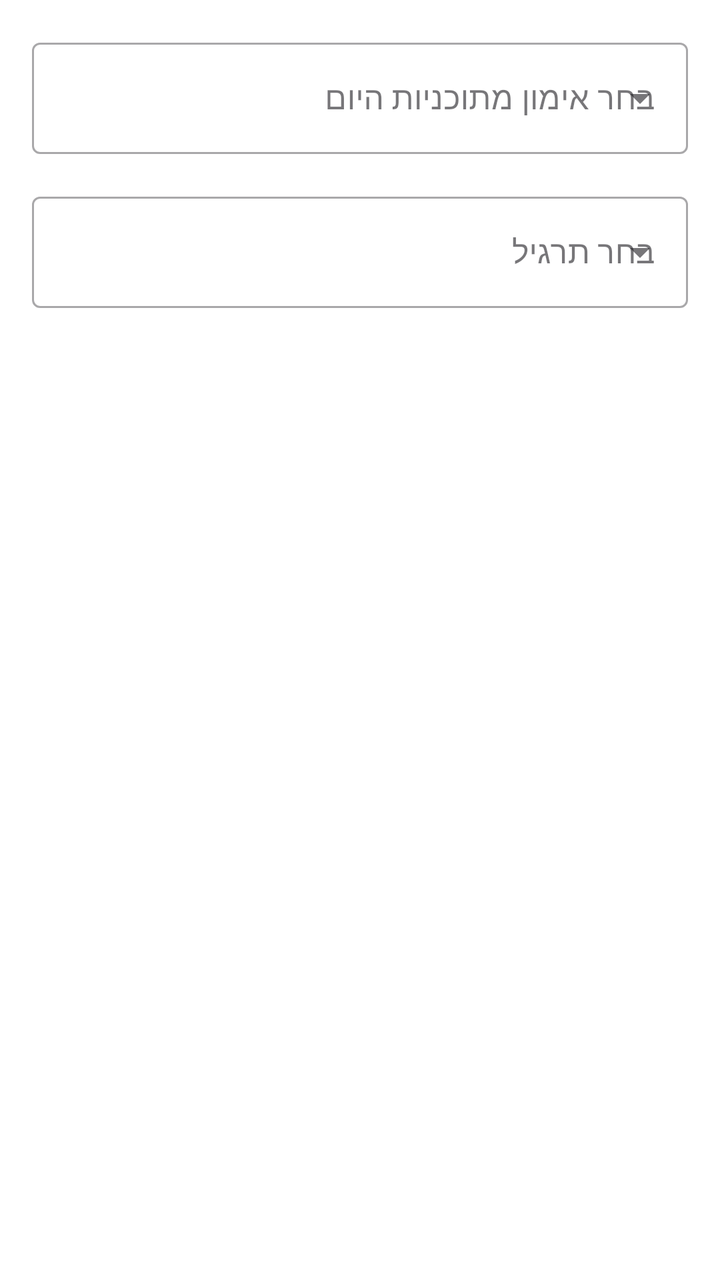
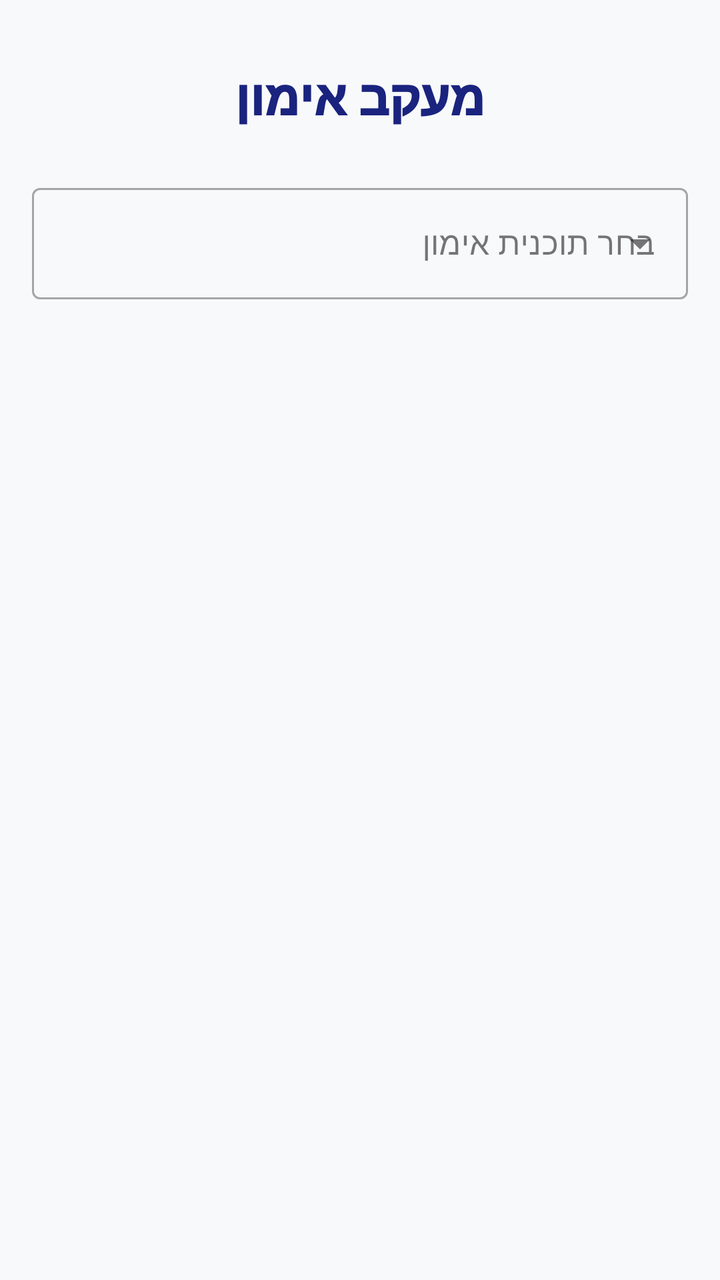

Compare the two renders of this Android layout. The source of the first and the diff that turns it into the second are given below.
<!-- AndroidManifest.xml: application theme Theme.Gym_calender10 -->
<!-- res/layout/activity_track_workout.xml -->
<LinearLayout
    xmlns:android="http://schemas.android.com/apk/res/android"
    xmlns:app="http://schemas.android.com/apk/res-auto"
    android:layout_width="match_parent"
    android:layout_height="match_parent"
    android:orientation="vertical"
    android:padding="16dp">

    <com.google.android.material.textfield.TextInputLayout
        style="@style/Widget.MaterialComponents.TextInputLayout.OutlinedBox.ExposedDropdownMenu"
        android:layout_width="match_parent"
        android:layout_height="wrap_content"
        android:hint="בחר אימון מתוכניות היום"
        android:layout_marginBottom="16dp">

        <AutoCompleteTextView
            android:id="@+id/autoCompletePlan"
            android:layout_width="match_parent"
            android:layout_height="wrap_content"
            android:inputType="none" />
    </com.google.android.material.textfield.TextInputLayout>

    <com.google.android.material.textfield.TextInputLayout
        style="@style/Widget.MaterialComponents.TextInputLayout.OutlinedBox.ExposedDropdownMenu"
        android:layout_width="match_parent"
        android:layout_height="wrap_content"
        android:hint="בחר תרגיל"
        android:layout_marginBottom="16dp">

        <AutoCompleteTextView
            android:id="@+id/autoCompleteExercise"
            android:layout_width="match_parent"
            android:layout_height="wrap_content"
            android:inputType="text" /> </com.google.android.material.textfield.TextInputLayout>

</LinearLayout>
<!-- resources referenced by this layout -->
<resources>
  <style name="Theme.Gym_calender10" parent="Theme.Material3.Light.NoActionBar">
          <item name="android:colorBackground">#FFFFFF</item>
          <item name="android:textColor">#000000</item>
          <item name="colorPrimary">#2196F3</item>
          <item name="colorPrimaryDark">#1976D2</item>
          <item name="colorAccent">#03A9F4</item>
      </style>
</resources>

<!-- the commit's change to res/layout/activity_track_workout.xml (unified diff, before → after) -->
@@ -1,17 +1,35 @@
-<LinearLayout
-    xmlns:android="http://schemas.android.com/apk/res/android"
+<?xml version="1.0" encoding="utf-8"?>
+<androidx.constraintlayout.widget.ConstraintLayout xmlns:android="http://schemas.android.com/apk/res/android"
     xmlns:app="http://schemas.android.com/apk/res-auto"
+    xmlns:tools="http://schemas.android.com/tools"
     android:layout_width="match_parent"
     android:layout_height="match_parent"
-    android:orientation="vertical"
+    android:background="#F8F9FA"
     android:padding="16dp">
 
+    <TextView
+        android:id="@+id/tvHeader"
+        android:layout_width="wrap_content"
+        android:layout_height="wrap_content"
+        android:layout_marginTop="16dp"
+        android:fontFamily="sans-serif-black"
+        android:text="מעקב אימון"
+        android:textColor="#1A237E"
+        android:textSize="24sp"
+        app:layout_constraintEnd_toEndOf="parent"
+        app:layout_constraintStart_toStartOf="parent"
+        app:layout_constraintTop_toTopOf="parent" />
+
     <com.google.android.material.textfield.TextInputLayout
+        android:id="@+id/tilPlan"
         style="@style/Widget.MaterialComponents.TextInputLayout.OutlinedBox.ExposedDropdownMenu"
-        android:layout_width="match_parent"
+        android:layout_width="0dp"
         android:layout_height="wrap_content"
-        android:hint="בחר אימון מתוכניות היום"
-        android:layout_marginBottom="16dp">
+        android:layout_marginTop="24dp"
+        android:hint="בחר תוכנית אימון"
+        app:layout_constraintEnd_toEndOf="parent"
+        app:layout_constraintStart_toStartOf="parent"
+        app:layout_constraintTop_toBottomOf="@+id/tvHeader">
 
         <AutoCompleteTextView
             android:id="@+id/autoCompletePlan"
@@ -20,17 +38,74 @@
             android:inputType="none" />
     </com.google.android.material.textfield.TextInputLayout>
 
-    <com.google.android.material.textfield.TextInputLayout
-        style="@style/Widget.MaterialComponents.TextInputLayout.OutlinedBox.ExposedDropdownMenu"
+    <androidx.recyclerview.widget.RecyclerView
+        android:id="@+id/rvWorkoutExercises"
+        android:layout_width="0dp"
+        android:layout_height="0dp"
+        android:layout_marginTop="16dp"
+        android:layout_marginBottom="16dp"
+        app:layout_constraintBottom_toTopOf="@+id/btnSaveWorkout"
+        app:layout_constraintEnd_toEndOf="parent"
+        app:layout_constraintStart_toStartOf="parent"
+        app:layout_constraintTop_toBottomOf="@+id/tilPlan"
+        tools:listitem="@layout/item_workout_exercise" />
+
+    <Button
+        android:id="@+id/btnSaveWorkout"
         android:layout_width="match_parent"
         android:layout_height="wrap_content"
-        android:hint="בחר תרגיל"
-        android:layout_marginBottom="16dp">
+        android:text="שמור אימון"
+        android:visibility="gone"
+        app:layout_constraintBottom_toBottomOf="parent"
+        app:layout_constraintEnd_toEndOf="parent"
+        app:layout_constraintStart_toStartOf="parent" />
 
-        <AutoCompleteTextView
-            android:id="@+id/autoCompleteExercise"
-            android:layout_width="match_parent"
+</androidx.constraintlayout.widget.ConstraintLayout>
+<!-- res/layout/item_workout_exercise.xml (included above) -->
+<?xml version="1.0" encoding="utf-8"?>
+<androidx.cardview.widget.CardView xmlns:android="http://schemas.android.com/apk/res/android"
+    xmlns:app="http://schemas.android.com/apk/res-auto"
+    android:layout_width="match_parent"
+    android:layout_height="wrap_content"
+    android:layout_marginVertical="4dp"
+    app:cardCornerRadius="12dp"
+    app:cardElevation="2dp">
+
+    <androidx.constraintlayout.widget.ConstraintLayout
+        android:layout_width="match_parent"
+        android:layout_height="wrap_content"
+        android:padding="16dp">
+
+        <TextView
+            android:id="@+id/tvExerciseName"
+            android:layout_width="0dp"
             android:layout_height="wrap_content"
-            android:inputType="text" /> </com.google.android.material.textfield.TextInputLayout>
+            android:fontFamily="sans-serif-medium"
+            android:text="שם התרגיל"
+            android:textColor="#333333"
+            android:textSize="18sp"
+            app:layout_constraintBottom_toBottomOf="parent"
+            app:layout_constraintEnd_toStartOf="@+id/tilWeight"
+            app:layout_constraintStart_toStartOf="parent"
+            app:layout_constraintTop_toTopOf="parent" />
 
-</LinearLayout>
+        <com.google.android.material.textfield.TextInputLayout
+            android:id="@+id/tilWeight"
+            style="@style/Widget.MaterialComponents.TextInputLayout.OutlinedBox"
+            android:layout_width="120dp"
+            android:layout_height="wrap_content"
+            android:hint="משקל (קג)"
+            app:layout_constraintBottom_toBottomOf="parent"
+            app:layout_constraintEnd_toEndOf="parent"
+            app:layout_constraintTop_toTopOf="parent">
+
+            <com.google.android.material.textfield.TextInputEditText
+                android:id="@+id/etWeight"
+                android:layout_width="match_parent"
+                android:layout_height="wrap_content"
+                android:inputType="numberDecimal" />
+        </com.google.android.material.textfield.TextInputLayout>
+
+    </androidx.constraintlayout.widget.ConstraintLayout>
+
+</androidx.cardview.widget.CardView>
